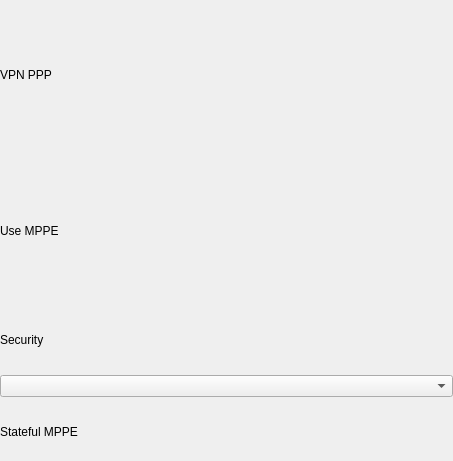
Qt form plugins/network/src/plugin/setting-widget/vpn/vpn-ppp.ui (openeuler-mirror/kiran-control-panel) before a commit.
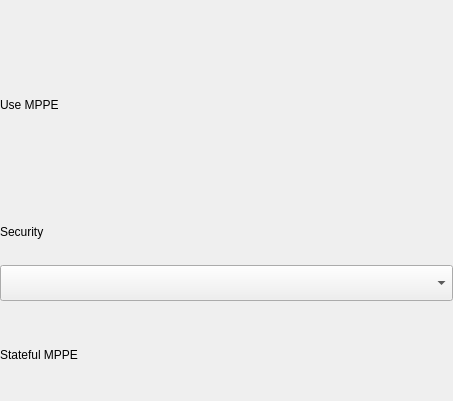
The same form after that commit. Custom widgets are drawn as their Qt base class.

Patch:
```diff
--- a/plugins/network/src/plugin/setting-widget/vpn/vpn-ppp.ui
+++ b/plugins/network/src/plugin/setting-widget/vpn/vpn-ppp.ui
@@ -7,18 +7,21 @@
     <x>0</x>
     <y>0</y>
     <width>453</width>
-    <height>461</height>
+    <height>401</height>
    </rect>
   </property>
   <property name="windowTitle">
    <string>VpnPpp</string>
   </property>
-  <layout class="QVBoxLayout" name="verticalScrollAreaWidgetContentsLayout">
+  <layout class="QVBoxLayout" name="verticalLayout_3">
+   <property name="spacing">
+    <number>8</number>
+   </property>
    <property name="leftMargin">
     <number>0</number>
    </property>
    <property name="topMargin">
-    <number>0</number>
+    <number>8</number>
    </property>
    <property name="rightMargin">
     <number>0</number>
@@ -26,13 +29,6 @@
    <property name="bottomMargin">
     <number>0</number>
    </property>
-   <item>
-    <widget class="QLabel" name="label">
-     <property name="text">
-      <string>VPN PPP</string>
-     </property>
-    </widget>
-   </item>
    <item>
     <layout class="QHBoxLayout" name="useMPPELayout">
      <item>
@@ -59,7 +55,10 @@
    </item>
    <item>
     <widget class="QWidget" name="mppeWidget" native="true">
-     <layout class="QVBoxLayout" name="m_verticalDeviceWidgetLayout">
+     <layout class="QVBoxLayout" name="verticalLayout_2">
+      <property name="spacing">
+       <number>8</number>
+      </property>
       <property name="leftMargin">
        <number>0</number>
       </property>
@@ -70,6 +69,14 @@
        <number>0</number>
       </property>
       <property name="bottomMargin">
+       <number>0</number>
+      </property>
+      <item>
+       <layout class="QVBoxLayout" name="verticalLayout">
+        <property name="spacing">
+         <number>10</number>
+        </property>
+        <property name="topMargin">
        <number>0</number>
       </property>
       <item>
@@ -87,7 +94,21 @@
           <verstretch>0</verstretch>
          </sizepolicy>
         </property>
-       </widget>
+          <property name="minimumSize">
+           <size>
+            <width>0</width>
+            <height>36</height>
+           </size>
+          </property>
+          <property name="maximumSize">
+           <size>
+            <width>16777215</width>
+            <height>36</height>
+           </size>
+          </property>
+         </widget>
+        </item>
+       </layout>
       </item>
       <item>
        <layout class="QHBoxLayout" name="statefulMPPELayout">
```
Left out of the diff: 6 changed lines with no effect on the pictures. Lines whose indentation alone changed are shown as unchanged.
